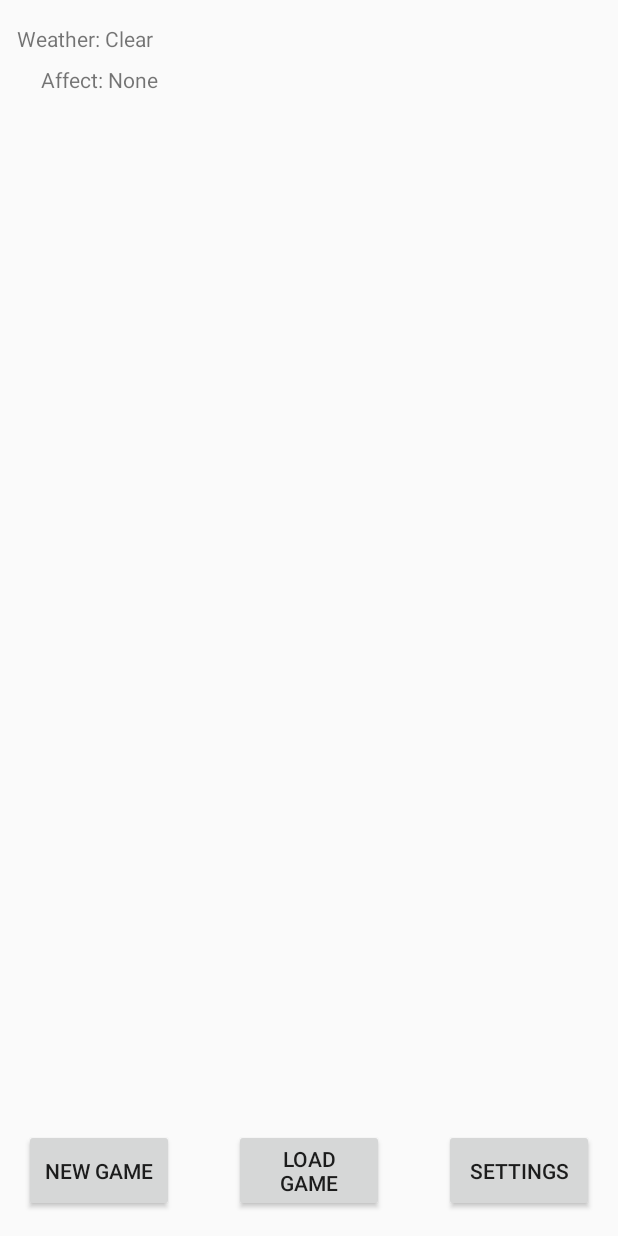
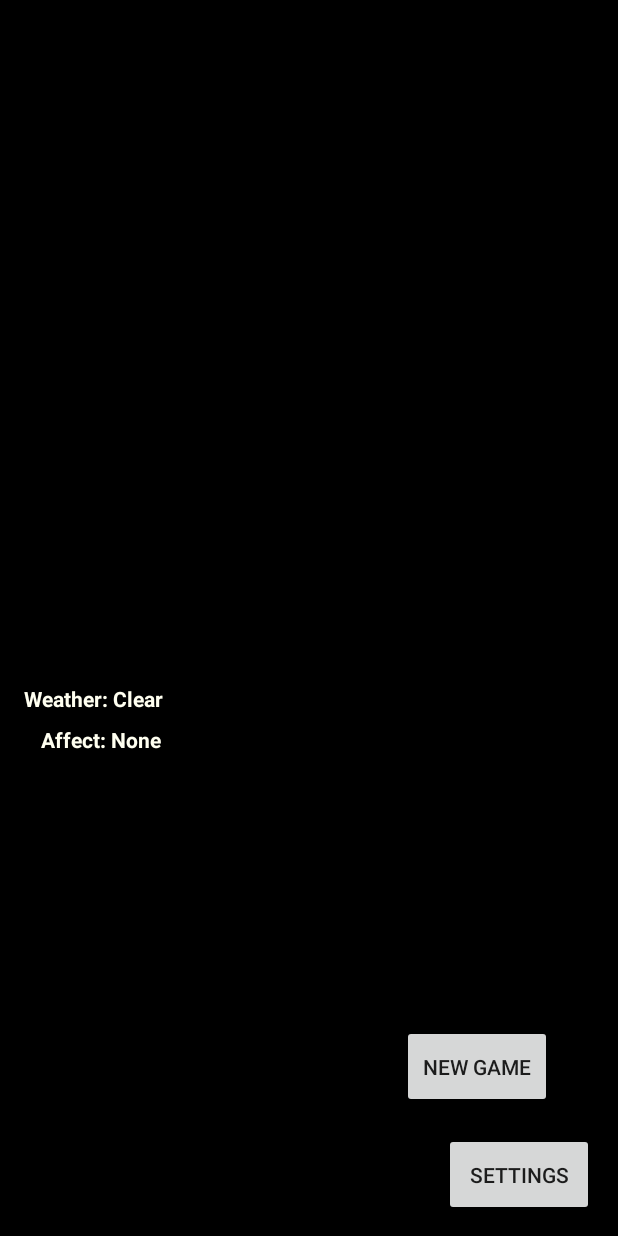
Before and after one commit to HLA-systeem/ToUncurseWeRequireaRumor, an Android app: the screen it shows after launch (MainActivity), on a phone screen of 412 x 824 dp. Run offline under Robolectric (Android 15) with nearby library versions, the light colour scheme and no system bars; 2 statements that could not run were skipped.

Commit message:
changed xml on the titel screen

```diff
--- a/app/src/main/res/layout/activity_main.xml
+++ b/app/src/main/res/layout/activity_main.xml
@@ -5,31 +5,19 @@
     xmlns:app="http://schemas.android.com/apk/res-auto"
     android:layout_width="match_parent"
     android:layout_height="match_parent"
+    android:background="#000000"
     tools:context="nl.hr.touncursewerequirearumor.activities.MainActivity">
 
     <Button
         android:id="@+id/button_newgame"
         android:layout_width="100dp"
         android:layout_height="55dp"
-        android:layout_marginBottom="16dp"
-        android:layout_marginLeft="16dp"
+        android:layout_marginBottom="85dp"
+        android:layout_marginLeft="268dp"
         android:onClick="onClick"
         android:text="@string/newgameText"
         app:layout_constraintBottom_toBottomOf="parent"
         app:layout_constraintLeft_toLeftOf="parent" />
-
-    <Button
-        android:id="@+id/button_load"
-        android:layout_width="100dp"
-        android:layout_height="55dp"
-        android:layout_marginBottom="16dp"
-        android:layout_marginLeft="8dp"
-        android:layout_marginRight="8dp"
-        android:onClick="onClick"
-        android:text="@string/loadScreenText"
-        app:layout_constraintBottom_toBottomOf="parent"
-        app:layout_constraintLeft_toRightOf="@+id/button_newgame"
-        app:layout_constraintRight_toLeftOf="@+id/button_settings" />
 
     <Button
         android:id="@+id/button_settings"
@@ -39,15 +27,17 @@
         android:layout_marginRight="16dp"
         app:layout_constraintRight_toRightOf="parent"
         app:layout_constraintBottom_toBottomOf="parent"
-        android:layout_marginBottom="16dp" />
+        android:layout_marginBottom="13dp" />
 
     <TextView
         android:id="@+id/text_weatherStatus"
         android:layout_width="wrap_content"
         android:layout_height="wrap_content"
-        android:layout_marginLeft="11dp"
-        android:layout_marginTop="16dp"
+        android:layout_marginLeft="16dp"
+        android:layout_marginTop="456dp"
         android:text="Weather: Clear"
+        android:textColor="#FFFFF0"
+        android:textStyle="bold"
         app:layout_constraintLeft_toLeftOf="parent"
         app:layout_constraintTop_toTopOf="parent" />
 
@@ -58,6 +48,8 @@
         android:layout_marginLeft="27dp"
         android:layout_marginTop="8dp"
         android:text="Affect: None"
+        android:textColor="#FFFFF0"
+        android:textStyle="bold"
         app:layout_constraintLeft_toLeftOf="parent"
         app:layout_constraintTop_toBottomOf="@+id/text_weatherStatus" />
 </android.support.constraint.ConstraintLayout>
```
Also changed, not shown: app/src/main/java/nl/hr/touncursewerequirearumor/scenes/SearchScene.java (+8 -7 lines).
